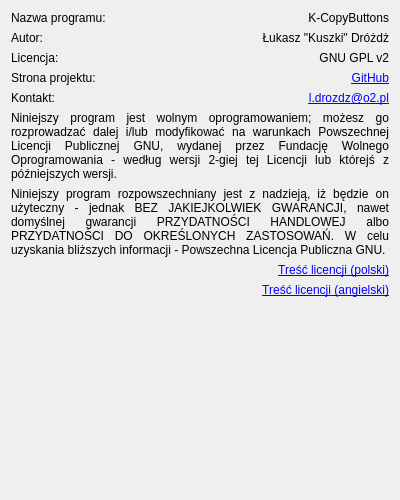
Before: the Qt Designer form dialoginfo.ui in Kuszki/K-CopyButtons, drawn with Qt 5.
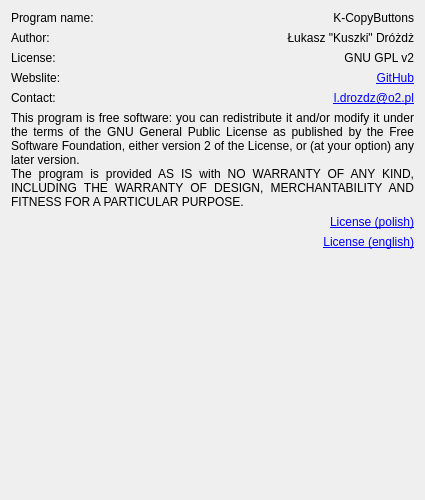
After: the same form once the commit is applied. Icons and pictures are not drawn.

```diff
--- a/dialoginfo.ui
+++ b/dialoginfo.ui
@@ -6,19 +6,13 @@
    <rect>
     <x>0</x>
     <y>0</y>
-    <width>400</width>
+    <width>425</width>
     <height>500</height>
    </rect>
   </property>
-  <property name="sizePolicy">
-   <sizepolicy hsizetype="Minimum" vsizetype="Minimum">
-    <horstretch>0</horstretch>
-    <verstretch>0</verstretch>
-   </sizepolicy>
-  </property>
   <property name="minimumSize">
    <size>
-    <width>400</width>
+    <width>425</width>
     <height>500</height>
    </size>
   </property>
@@ -30,11 +24,14 @@
     <normaloff/>
    </iconset>
   </property>
-  <layout class="QGridLayout" name="gridLayout">
+  <layout class="QFormLayout" name="formLayout">
+   <property name="fieldGrowthPolicy">
+    <enum>QFormLayout::AllNonFixedFieldsGrow</enum>
+   </property>
    <item row="0" column="0">
     <widget class="QLabel" name="labelProgram">
      <property name="text">
-      <string>Nazwa programu:</string>
+      <string>Program name:</string>
      </property>
     </widget>
    </item>
@@ -54,7 +51,7 @@
    <item row="1" column="0">
     <widget class="QLabel" name="labelAuthor">
      <property name="text">
-      <string>Autor:</string>
+      <string>Author:</string>
      </property>
     </widget>
    </item>
@@ -74,7 +71,7 @@
    <item row="2" column="0">
     <widget class="QLabel" name="labelLicense">
      <property name="text">
-      <string>Licencja:</string>
+      <string>License:</string>
      </property>
     </widget>
    </item>
@@ -94,7 +91,7 @@
    <item row="3" column="0">
     <widget class="QLabel" name="labelSlite">
      <property name="text">
-      <string>Strona projektu:</string>
+      <string>Webslite:</string>
      </property>
     </widget>
    </item>
@@ -120,7 +117,7 @@
    <item row="4" column="0">
     <widget class="QLabel" name="labelContact">
      <property name="text">
-      <string>Kontakt:</string>
+      <string>Contact:</string>
      </property>
     </widget>
    </item>
@@ -143,7 +140,8 @@
    <item row="5" column="0" colspan="2">
     <widget class="QLabel" name="labelLicenseText">
      <property name="text">
-      <string>Niniejszy program jest wolnym oprogramowaniem; możesz go rozprowadzać dalej i/lub modyfikować na warunkach Powszechnej Licencji Publicznej GNU, wydanej przez Fundację Wolnego Oprogramowania - według wersji 2-giej tej Licencji lub którejś z późniejszych wersji.</string>
+      <string>This program is free software: you can redistribute it and/or modify it under the terms of the GNU General Public License as published by the Free Software Foundation, either version 2 of the License, or (at your option) any later version.&lt;br&gt;
+The program is provided AS IS with NO WARRANTY OF ANY KIND, INCLUDING THE WARRANTY OF DESIGN, MERCHANTABILITY AND FITNESS FOR A PARTICULAR PURPOSE.</string>
      </property>
      <property name="alignment">
       <set>Qt::AlignJustify|Qt::AlignTop</set>
@@ -154,35 +152,6 @@
     </widget>
    </item>
    <item row="6" column="0" colspan="2">
-    <widget class="QLabel" name="label">
-     <property name="text">
-      <string>Niniejszy program rozpowszechniany jest z nadzieją, iż będzie on użyteczny - jednak BEZ JAKIEJKOLWIEK GWARANCJI, nawet domyślnej gwarancji PRZYDATNOŚCI HANDLOWEJ albo PRZYDATNOŚCI DO OKREŚLONYCH ZASTOSOWAŃ. W celu uzyskania bliższych informacji - Powszechna Licencja Publiczna GNU.</string>
-     </property>
-     <property name="alignment">
-      <set>Qt::AlignJustify|Qt::AlignVCenter</set>
-     </property>
-     <property name="wordWrap">
-      <bool>true</bool>
-     </property>
-    </widget>
-   </item>
-   <item row="7" column="0" rowspan="2">
-    <widget class="QLabel" name="labelGNU">
-     <property name="maximumSize">
-      <size>
-       <width>160</width>
-       <height>160</height>
-      </size>
-     </property>
-     <property name="pixmap">
-      <pixmap resource="common.qrc">:/icons/logo_gnu</pixmap>
-     </property>
-     <property name="scaledContents">
-      <bool>true</bool>
-     </property>
-    </widget>
-   </item>
-   <item row="7" column="1">
     <widget class="QLabel" name="labelLicenseEN">
      <property name="sizePolicy">
       <sizepolicy hsizetype="Preferred" vsizetype="Fixed">
@@ -191,7 +160,7 @@
       </sizepolicy>
      </property>
      <property name="text">
-      <string>&lt;a href=&quot;http://gnu.org.pl/text/licencja-gnu.html&quot;&gt;Treść licencji (polski)</string>
+      <string>&lt;a href=&quot;http://gnu.org.pl/text/licencja-gnu.html&quot;&gt;License (polish)&lt;/a&gt;</string>
      </property>
      <property name="alignment">
       <set>Qt::AlignRight|Qt::AlignTop|Qt::AlignTrailing</set>
@@ -201,7 +170,7 @@
      </property>
     </widget>
    </item>
-   <item row="8" column="1">
+   <item row="7" column="0" colspan="2">
     <widget class="QLabel" name="labelLicensePL">
      <property name="sizePolicy">
       <sizepolicy hsizetype="Preferred" vsizetype="Preferred">
@@ -210,7 +179,7 @@
       </sizepolicy>
      </property>
      <property name="text">
-      <string>&lt;a href=&quot;http://www.gnu.org/licenses/gpl-2.0.html&quot;&gt;Treść licencji (angielski)&lt;/a&gt;</string>
+      <string>&lt;a href=&quot;http://www.gnu.org/licenses/gpl-2.0.html&quot;&gt;License (english)&lt;/a&gt;</string>
      </property>
      <property name="alignment">
       <set>Qt::AlignRight|Qt::AlignTop|Qt::AlignTrailing</set>
@@ -220,19 +189,6 @@
      </property>
     </widget>
    </item>
-   <item row="9" column="0" colspan="2">
-    <spacer name="spacerInfo">
-     <property name="orientation">
-      <enum>Qt::Vertical</enum>
-     </property>
-     <property name="sizeHint" stdset="0">
-      <size>
-       <width>357</width>
-       <height>81</height>
-      </size>
-     </property>
-    </spacer>
-   </item>
   </layout>
  </widget>
  <resources>
```
Left out of the diff: 16 changed lines with no effect on the pictures.
